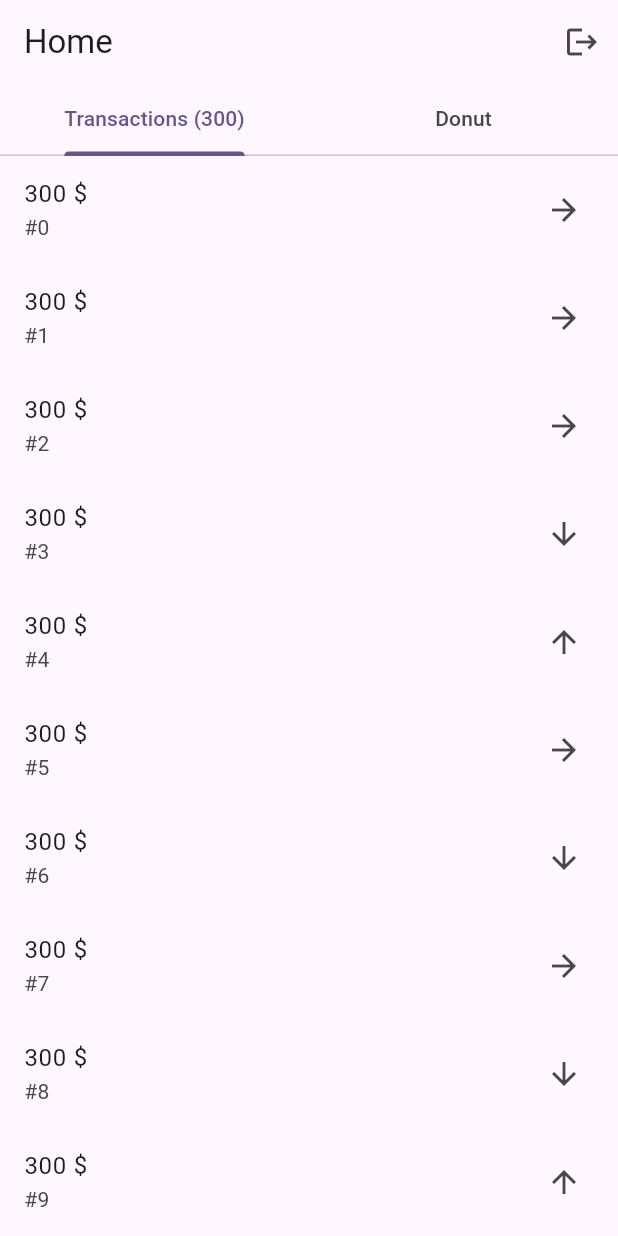
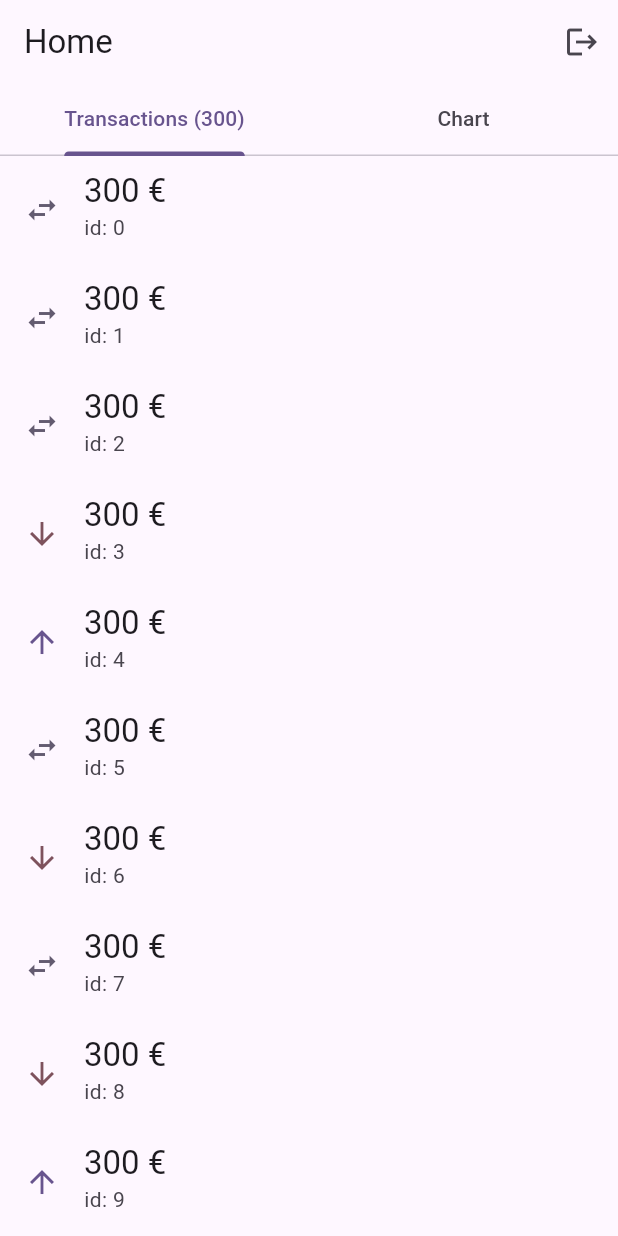
Before and after one commit to KlGleb/flutter_transactions, a Flutter app: the screen it shows after launch, after a tap on "Log in", after a tap on the "logout" icon, on a phone screen of 412 x 824 dp. Run offline on Flutter 3.47's test engine with Material 2 defaults, Android fonts, the phone set to English and light mode, and no system bars; our stand-ins replace flutter_redux, freezed_annotation, get_it, pie_chart, redux, routemaster and 1 more; generated files the repository leaves out were written again.

```diff
--- /dev/null
+++ b/l10n.yaml
@@ -0,0 +1,3 @@
+arb-dir: lib/l10n
+template-arb-file: app_en.arb
+output-localization-file: app_localizations.dart
--- a/lib/core/data/data_sources/transactions_data_source.dart
+++ b/lib/core/data/data_sources/transactions_data_source.dart
@@ -30,6 +30,7 @@ class TransactionDataSourceImpl implements TransactionDataSource {
         amount: 100,
         commission: 5,
         sum: 300,
+        total: 295,
         type: next(0, 2) == 0
             ? TransactionType.transfer
             : next(0, 2) == 1
--- a/lib/core/data/entities/transaction_entity.dart
+++ b/lib/core/data/entities/transaction_entity.dart
@@ -3,7 +3,6 @@ import 'package:freezed_annotation/freezed_annotation.dart';
 import 'package:transactions/core/domain/models/transaction_type.dart';
 
 part 'transaction_entity.freezed.dart';
-
 part 'transaction_entity.g.dart';
 
 @freezed
@@ -13,6 +12,7 @@ class TransactionEntity with _$TransactionEntity {
     required int amount,
     required int commission,
     required int sum,
+    required int total,
     required TransactionType type,
     required DateTime date,
   }) = _TransactionEntity;
--- a/lib/core/data/mappers/transaction_entity_mapper.dart
+++ b/lib/core/data/mappers/transaction_entity_mapper.dart
@@ -9,5 +9,6 @@ extension TransactionEntityMapper on TransactionEntity {
         sum: sum,
         type: type,
         date: date,
+        total: total,
       );
 }
--- a/lib/core/domain/models/transaction_model.dart
+++ b/lib/core/domain/models/transaction_model.dart
@@ -10,6 +10,7 @@ class TransactionModel with _$TransactionModel {
     required String id,
     required int amount,
     required int commission,
+    required int total,
     required int sum,
     required TransactionType type,
     required DateTime date,
--- /dev/null
+++ b/lib/core/util/lang.dart
@@ -0,0 +1,6 @@
+import 'package:flutter/cupertino.dart';
+import 'package:flutter_gen/gen_l10n/app_localizations.dart';
+
+extension LangExtension on BuildContext {
+  AppLocalizations get lang => AppLocalizations.of(this)!;
+}
--- a/lib/features/donut/presentation/donut_screen.dart
+++ b/lib/features/donut/presentation/donut_screen.dart
@@ -6,6 +6,7 @@ import 'package:transactions/core/domain/transaction_repository.dart';
 import 'package:transactions/core/redux/actions.dart';
 import 'package:transactions/core/redux/app_state.dart';
 import 'package:transactions/core/widgets/state_stream_builder.dart';
+import 'package:transactions/features/login/presentation/login_screen.dart';
 
 class DonutScreen extends StatelessWidget {
   const DonutScreen({Key? key}) : super(key: key);
@@ -25,7 +26,7 @@ class DonutScreen extends StatelessWidget {
               width: 300,
               padding: const EdgeInsets.all(8.0),
               child: PieChart(
-                dataMap: vm.map((key, value) => MapEntry<String, double>(key.toString(), value.toDouble())),
+                dataMap: vm.map((key, value) => MapEntry<String, double>(key.getName(context), value.toDouble())),
                 chartType: ChartType.ring,
                 legendOptions: const LegendOptions(
                   legendPosition: LegendPosition.top,
--- a/lib/features/home/presentation/home_screen.dart
+++ b/lib/features/home/presentation/home_screen.dart
@@ -5,6 +5,7 @@ import 'package:transactions/core/di/init_dependencies.dart';
 import 'package:transactions/core/domain/transaction_repository.dart';
 import 'package:transactions/core/redux/actions.dart';
 import 'package:transactions/core/redux/app_state.dart';
+import 'package:transactions/core/util/lang.dart';
 import 'package:transactions/core/widgets/state_stream_builder.dart';
 
 class HomeScreen extends StatelessWidget {
@@ -18,16 +19,16 @@ class HomeScreen extends StatelessWidget {
       converter: (store) => store.state.transactionsState,
       builder: (context, vm) => Scaffold(
         appBar: AppBar(
-          title: const Text('Home'),
+          title: Text(context.lang.homeTitle),
           bottom: TabBar(
             controller: tabPage.controller,
             tabs: [
               StreamableStoreBuilder<int>(
                 stream: getIt<TransactionRepository>().count,
                 actionBuilder: (event) => TransactionsCountUpdated(event),
-                child: Tab(text: 'Transactions (${vm.count})'),
+                child: Tab(text: context.lang.tabTransactions(vm.count)),
               ),
-              const Tab(text: 'Donut'),
+              Tab(text: context.lang.tabChart),
             ],
           ),
           actions: [
--- a/lib/features/login/presentation/login_screen.dart
+++ b/lib/features/login/presentation/login_screen.dart
@@ -1,6 +1,8 @@
 import 'package:flutter/material.dart';
 import 'package:flutter_redux/flutter_redux.dart';
+import 'package:transactions/core/domain/models/transaction_type.dart';
 import 'package:transactions/core/redux/app_state.dart';
+import 'package:transactions/core/util/lang.dart';
 import 'package:transactions/features/login/presentation/login_screen_vm.dart';
 
 class LoginScreen extends StatelessWidget {
@@ -9,16 +11,16 @@ class LoginScreen extends StatelessWidget {
   @override
   Widget build(BuildContext context) {
     return Scaffold(
-      appBar: AppBar(title: const Text('Log In')),
+      appBar: AppBar(title: Text(context.lang.loginTitle)),
       body: Padding(
         padding: const EdgeInsets.all(16.0),
         child: Column(
           mainAxisAlignment: MainAxisAlignment.center,
           children: [
-            const TextField(decoration: InputDecoration(labelText: 'User name')),
+            TextField(decoration: InputDecoration(labelText: context.lang.userNameLabel)),
             const SizedBox(height: 16.0),
-            const TextField(
-              decoration: InputDecoration(labelText: 'Password'),
+            TextField(
+              decoration: InputDecoration(labelText: context.lang.passwordLabel),
               obscureText: true,
             ),
             const SizedBox(height: 32.0),
@@ -27,7 +29,7 @@ class LoginScreen extends StatelessWidget {
               builder: (BuildContext context, vm) {
                 return ElevatedButton(
                   onPressed: () => vm.onLogin('userName', 'password'),
-                  child: const Text('Log in'),
+                  child: Text(context.lang.loginButton),
                 );
               },
             ),
@@ -37,3 +39,16 @@ class LoginScreen extends StatelessWidget {
     );
   }
 }
+
+extension TransactionTypeName on TransactionType {
+  String getName(BuildContext context) {
+    switch (this) {
+      case TransactionType.deposit:
+        return context.lang.transactionTypeDeposit;
+      case TransactionType.transfer:
+        return context.lang.transactionTypeTransfer;
+      case TransactionType.withdrawal:
+        return context.lang.transactionTypeWithdrawal;
+    }
+  }
+}
--- a/lib/features/transaction_details/presentation/transaction_details_screen.dart
+++ b/lib/features/transaction_details/presentation/transaction_details_screen.dart
@@ -1,11 +1,15 @@
 import 'package:flutter/material.dart';
 import 'package:flutter_redux/flutter_redux.dart';
+import 'package:intl/intl.dart';
 import 'package:transactions/core/di/init_dependencies.dart';
 import 'package:transactions/core/domain/models/transaction_model.dart';
 import 'package:transactions/core/domain/transaction_repository.dart';
 import 'package:transactions/core/redux/actions.dart';
 import 'package:transactions/core/redux/app_state.dart';
+import 'package:transactions/core/util/lang.dart';
 import 'package:transactions/core/widgets/state_stream_builder.dart';
+import 'package:transactions/features/login/presentation/login_screen.dart';
+import 'package:transactions/features/transactions/presentation/transactions_screen.dart';
 
 part 'transaction_details_card.dart';
 
--- /dev/null
+++ b/lib/features/transactions/presentation/transaction_card.dart
@@ -0,0 +1,23 @@
+part of 'transactions_screen.dart';
+
+class _TransactionCard extends StatelessWidget {
+  const _TransactionCard({
+    Key? key,
+    required this.transaction,
+  }) : super(key: key);
+
+  final TransactionModel transaction;
+
+  @override
+  Widget build(BuildContext context) {
+    return ListTile(
+      title: Text(
+        context.lang.moneyAmount(transaction.sum),
+        style: Theme.of(context).textTheme.titleLarge,
+      ),
+      subtitle: Text(context.lang.transactionId(transaction.id)),
+      leading: TransactionIcon(type: transaction.type),
+      onTap: () => Routemaster.of(context).push('/transaction/${transaction.id}'),
+    );
+  }
+}
--- a/lib/features/transactions/presentation/transaction_icon.dart
+++ b/lib/features/transactions/presentation/transaction_icon.dart
@@ -1,26 +1,26 @@
 part of 'transactions_screen.dart';
 
-class _TransactionIcon extends StatelessWidget {
-  const _TransactionIcon({Key? key, required this.type}) : super(key: key);
+class TransactionIcon extends StatelessWidget {
+  const TransactionIcon({Key? key, required this.type}) : super(key: key);
 
   final TransactionType type;
 
   @override
   Widget build(BuildContext context) {
     final IconData icon;
-    final String semanticLabel;
+    final Color color;
     switch (type) {
       case TransactionType.deposit:
+        color = Theme.of(context).colorScheme.primary;
         icon = Icons.arrow_upward_outlined;
-        semanticLabel = 'deposit';
       case TransactionType.transfer:
-        icon = Icons.arrow_forward_outlined;
-        semanticLabel = 'transfer';
+        color = Theme.of(context).colorScheme.secondary;
+        icon = Icons.swap_horiz_outlined;
       case TransactionType.withdrawal:
+        color = Theme.of(context).colorScheme.tertiary;
         icon = Icons.arrow_downward_outlined;
-        semanticLabel = 'withdrawal';
     }
 
-    return Icon(icon, semanticLabel: semanticLabel);
+    return Icon(icon, color: color);
   }
 }
--- a/lib/features/transactions/presentation/transactions_screen.dart
+++ b/lib/features/transactions/presentation/transactions_screen.dart
@@ -7,7 +7,10 @@ import 'package:transactions/core/domain/models/transaction_type.dart';
 import 'package:transactions/core/domain/transaction_repository.dart';
 import 'package:transactions/core/redux/actions.dart';
 import 'package:transactions/core/redux/app_state.dart';
+import 'package:transactions/core/util/lang.dart';
 import 'package:transactions/core/widgets/state_stream_builder.dart';
+
+part 'transaction_card.dart';
 
 part 'transaction_icon.dart';
 
@@ -23,15 +26,7 @@ class TransactionsScreen extends StatelessWidget {
         actionBuilder: (event) => TransactionsUpdated(event),
         initAction: GetTransactions(),
         child: ListView.builder(
-          itemBuilder: (context, index) {
-            final tr = vm.transactions[index];
-            return ListTile(
-              title: Text('${tr.sum} \$'),
-              subtitle: Text('#${tr.id}'),
-              trailing: _TransactionIcon(type: tr.type),
-              onTap: () => Routemaster.of(context).push('/transaction/${tr.id}'),
-            );
-          },
+          itemBuilder: (context, index) => _TransactionCard(transaction: vm.transactions[index]),
           itemCount: vm.transactions.length,
         ),
       ),
--- a/lib/main.dart
+++ b/lib/main.dart
@@ -1,4 +1,6 @@
 import 'package:flutter/material.dart';
+import 'package:flutter_gen/gen_l10n/app_localizations.dart';
+import 'package:flutter_localizations/flutter_localizations.dart';
 import 'package:flutter_redux/flutter_redux.dart';
 import 'package:redux/redux.dart';
 import 'package:routemaster/routemaster.dart';
@@ -11,7 +13,6 @@ void main() {
   runApp(const MyApp());
 }
 
-
 class MyApp extends StatelessWidget {
   const MyApp({super.key});
 
@@ -21,8 +22,7 @@ class MyApp extends StatelessWidget {
       store: getIt<Store<AppState>>(),
       child: StoreConnector<AppState, AppState>(
         converter: (store) => store.state,
-        builder: (context, vm) =>
-            MaterialApp.router(
+        builder: (context, vm) => MaterialApp.router(
           routerDelegate: RoutemasterDelegate(
             routesBuilder: (context) => vm.authState is Unauthorized ? unauthorisedRoutes : routes,
           ),
@@ -32,6 +32,15 @@ class MyApp extends StatelessWidget {
             colorScheme: ColorScheme.fromSeed(seedColor: Colors.deepPurple),
             useMaterial3: true,
           ),
+          localizationsDelegates: const [
+            AppLocalizations.delegate,
+            GlobalMaterialLocalizations.delegate,
+            GlobalWidgetsLocalizations.delegate,
+            GlobalCupertinoLocalizations.delegate,
+          ],
+          supportedLocales: const [
+            Locale('en'),
+          ],
         ),
       ),
     );
--- a/pubspec.yaml
+++ b/pubspec.yaml
@@ -43,6 +43,9 @@ dependencies:
   freezed_annotation: ^2.4.1
   json_annotation: ^4.8.1
   pie_chart: ^5.3.2
+  intl: ^0.18.1
+  flutter_localizations:
+    sdk: flutter
 
 dev_dependencies:
   flutter_test:
@@ -54,3 +57,4 @@ dev_dependencies:
 
 flutter:
   uses-material-design: true
+  generate: true
```
Also changed, not shown: lib/features/home/presentation/home_screen_vm.dart (deleted, +0 -11 lines), lib/features/transaction_details/presentation/transaction_details_card.dart (+50 -8 lines), lib/l10n/app_en.arb (added, +19 -0 lines), pubspec.lock, 3 other files. Lines whose indentation alone changed are shown as unchanged.
